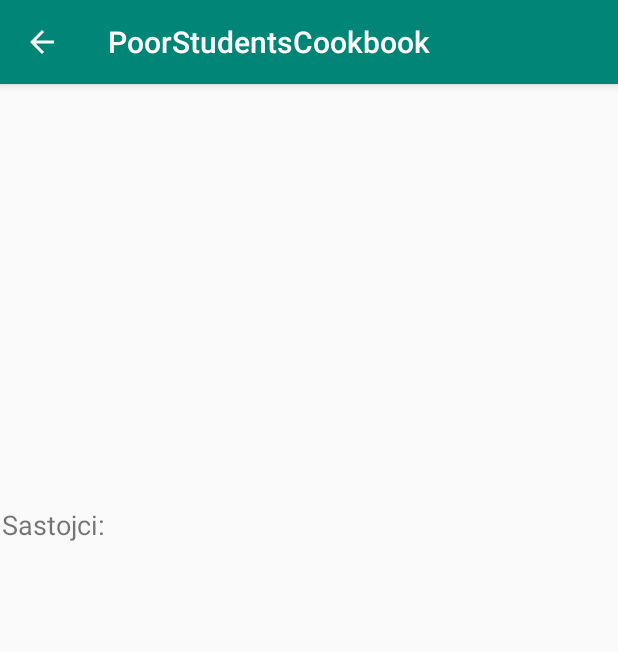
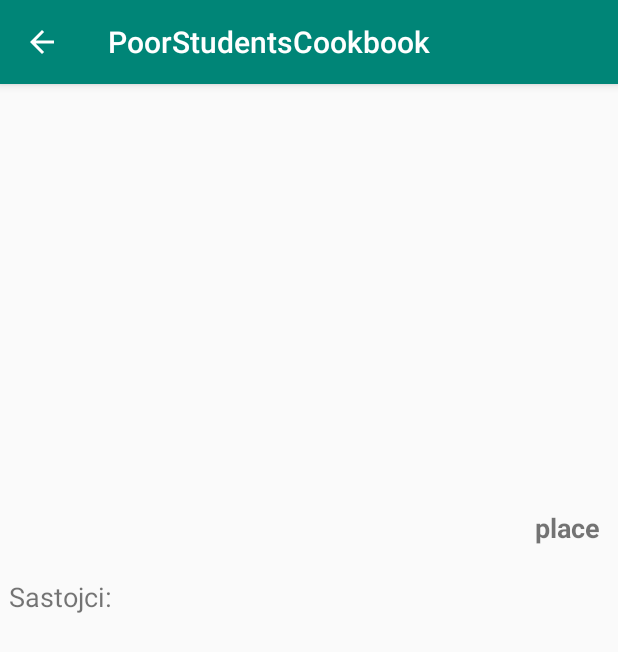
Before and after one commit to ikordic/PoorStudentsCookbook, an Android app: the RecipeOverviewActivity screen opened directly, with no data from a screen before it, on a phone screen of 412 x 824 dp. Shown: the top 652 px of the screen. Run offline under Robolectric (Android 15) with nearby library versions, the phone set to English and light mode, and no system bars; our stand-ins replace Firebase (no records; nobody signed in at launch, a user with empty details on screens opened directly); pictures from the network do not load.

Commit message:
Slight visual ingredient list changes.

```diff
--- a/app/src/main/res/layout/activity_add_new_recipe.xml
+++ b/app/src/main/res/layout/activity_add_new_recipe.xml
@@ -92,8 +92,8 @@
                 android:layout_marginLeft="30dp"
                 android:layout_marginRight="30dp"
                 android:ems="10"
-                android:inputType="textPersonName"
-                android:text="Name" />
+                android:hint="Recipe ingredient"
+                android:inputType="textPersonName" />
 
             <Button
                 android:id="@+id/buttonAddNewIgredient"
--- a/app/src/main/res/layout/activity_recipe_overview.xml
+++ b/app/src/main/res/layout/activity_recipe_overview.xml
@@ -17,11 +17,10 @@
             android:id="@+id/textViewIngredients"
             android:layout_width="wrap_content"
             android:layout_height="wrap_content"
-            android:layout_below="@+id/textViewRecipeOverviewDescription"
+            android:layout_below="@+id/textViewRecipeOverviewBy"
             android:layout_alignParentStart="true"
-            android:layout_marginStart="1dp"
-            android:layout_marginTop="23dp"
-            android:layout_marginBottom="35dp"
+            android:layout_marginStart="6dp"
+            android:layout_marginTop="21dp"
             android:text="@string/sastojci"
             android:textSize="18sp" />
 
@@ -56,7 +55,7 @@
             android:layout_marginEnd="12dp"
             android:clickable="true"
             android:focusable="true"
-            android:text=""
+            android:text="place"
             android:textAlignment="center"
             android:textSize="18sp"
             android:textStyle="bold" />
@@ -78,14 +77,14 @@
         <ListView
             android:id="@+id/listViewRecipeIngredients"
             android:layout_width="match_parent"
-            android:layout_height="400dp"
-            android:layout_below="@+id/textViewRecipeOverviewDescription"
+            android:layout_height="300dp"
+            android:layout_marginLeft="30dp"
+            android:layout_marginRight="30dp"
+            android:layout_below="@+id/textViewIngredients"
             android:layout_alignParentStart="true"
             android:layout_alignParentBottom="true"
-            android:layout_marginHorizontal="20dp"
-            android:layout_marginStart="0dp"
-            android:layout_marginTop="68dp"
-            android:layout_marginBottom="0dp" />
+            android:layout_margin="15dp"
+            />
 
     </RelativeLayout>
 </ScrollView>
```
Also changed, not shown: app/src/main/java/com/kordic/ivan/poorstudentscookbook/AddNewRecipeActivity.java (+5 -14 lines), app/src/main/java/com/kordic/ivan/poorstudentscookbook/ProfileRecipesActivity.java (+6 -27 lines).
